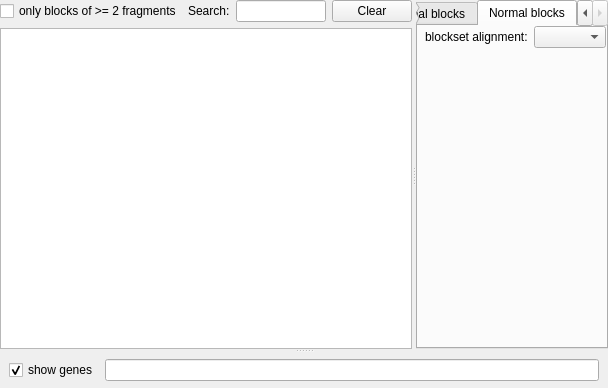
npge/npge, file src/gui/BlockSetWidget.ui: the form before one commit.
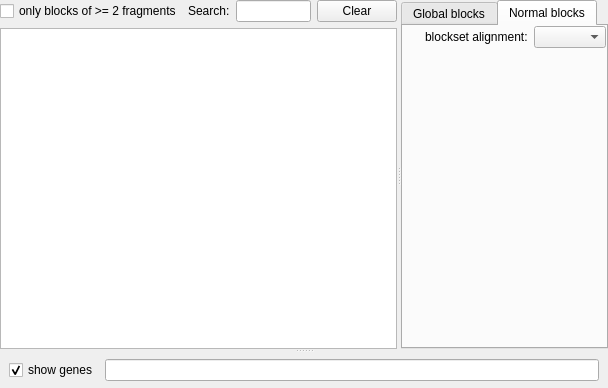
The form after the commit. The open tabs and pages were chosen to show the change.

Commit message:
gui: do not use "alignment" property
Instead use a horizontalSpacer.

Support Debian Squeeze

```diff
--- a/src/gui/BlockSetWidget.ui
+++ b/src/gui/BlockSetWidget.ui
@@ -128,8 +128,21 @@
                       <number>0</number>
                      </property>
                      <item>
-                      <layout class="QHBoxLayout" name="horizontalLayout_3" stretch="1,0">
-                       <item alignment="Qt::AlignRight">
+                      <layout class="QHBoxLayout" name="horizontalLayout_3" stretch="1,0,0">
+                       <item>
+                        <spacer name="horizontalSpacer">
+                         <property name="orientation">
+                          <enum>Qt::Horizontal</enum>
+                         </property>
+                         <property name="sizeHint" stdset="0">
+                          <size>
+                           <width>40</width>
+                           <height>20</height>
+                          </size>
+                         </property>
+                        </spacer>
+                       </item>
+                       <item>
                         <widget class="QLabel" name="label">
                          <property name="text">
                           <string>blockset alignment:</string>
```
